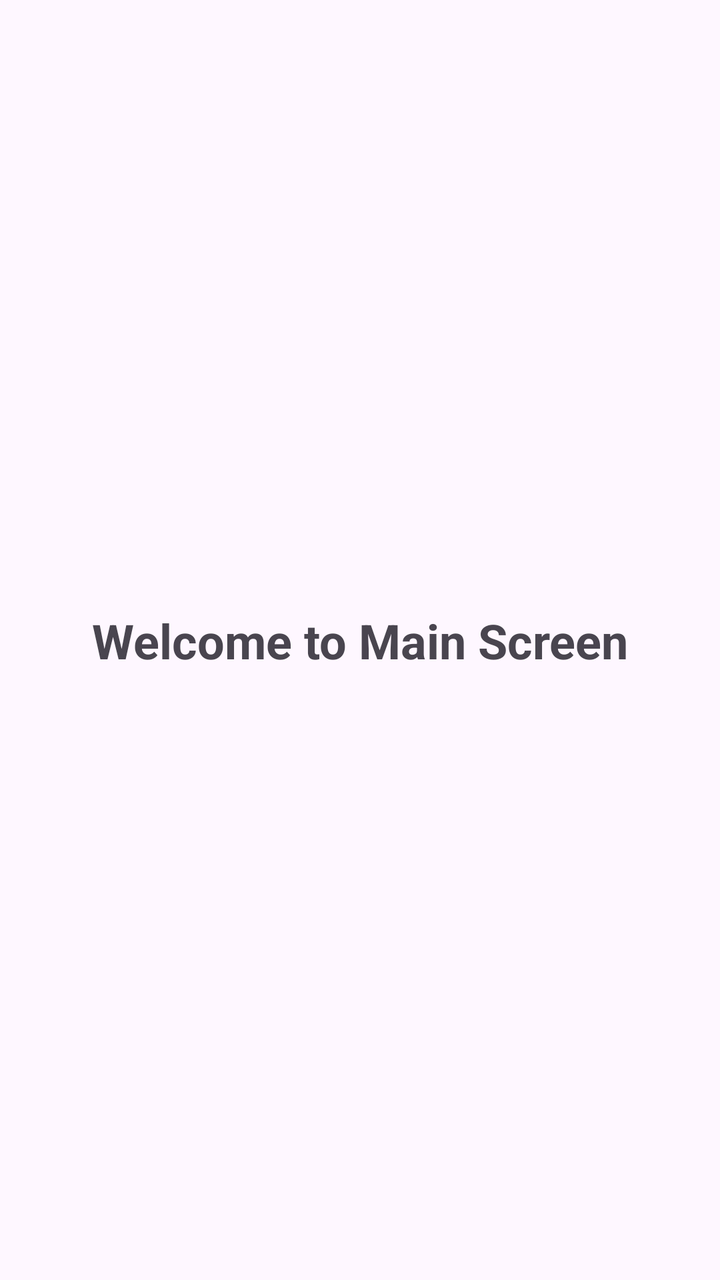
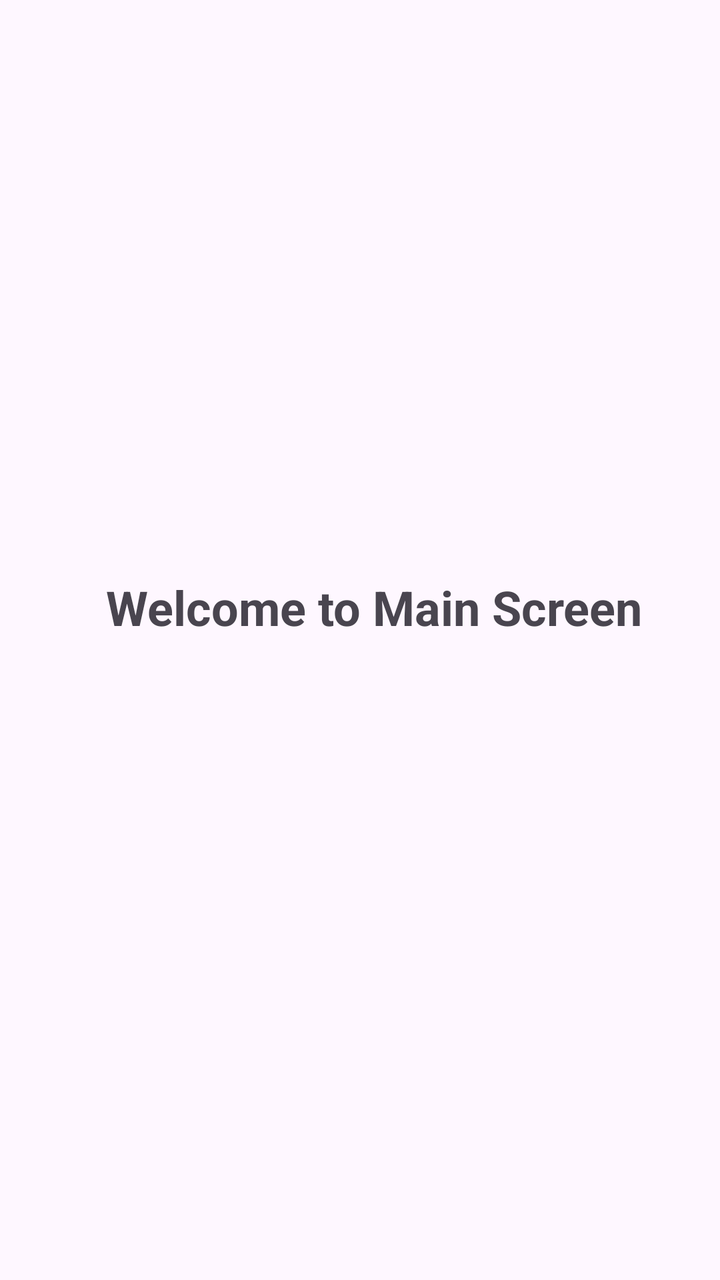

The first picture is an Android layout as it rendered before a commit; the second is the same layout after the commit. The layout source and the unified diff follow.
<!-- AndroidManifest.xml: application theme Theme.PT16 -->
<!-- res/layout/activity_main.xml -->
<?xml version="1.0" encoding="utf-8"?>
<androidx.constraintlayout.widget.ConstraintLayout xmlns:android="http://schemas.android.com/apk/res/android"
    xmlns:app="http://schemas.android.com/apk/res-auto"
    xmlns:tools="http://schemas.android.com/tools"
    android:id="@+id/main"
    android:layout_width="match_parent"
    android:layout_height="match_parent"
    tools:context=".MainActivity">

    <TextView
        android:layout_width="wrap_content"
        android:layout_height="wrap_content"
        android:text="Welcome to Main Screen"
        android:textSize="24sp"
        android:textStyle="bold"
        app:layout_constraintBottom_toBottomOf="parent"
        app:layout_constraintEnd_toEndOf="parent"
        app:layout_constraintStart_toStartOf="parent"
        app:layout_constraintTop_toTopOf="parent" />

</androidx.constraintlayout.widget.ConstraintLayout>
<!-- resources referenced by this layout -->
<resources>
  <style name="Theme.PT16" parent="Base.Theme.PT16" />
  <style name="Base.Theme.PT16" parent="Theme.Material3.DayNight.NoActionBar">
          
          
      </style>
</resources>

<!-- the commit's change to res/layout/activity_main.xml (unified diff, before → after) -->
@@ -15,7 +15,9 @@
         android:textStyle="bold"
         app:layout_constraintBottom_toBottomOf="parent"
         app:layout_constraintEnd_toEndOf="parent"
+        app:layout_constraintHorizontal_bias="0.577"
         app:layout_constraintStart_toStartOf="parent"
-        app:layout_constraintTop_toTopOf="parent" />
+        app:layout_constraintTop_toTopOf="parent"
+        app:layout_constraintVertical_bias="0.473" />
 
 </androidx.constraintlayout.widget.ConstraintLayout>
